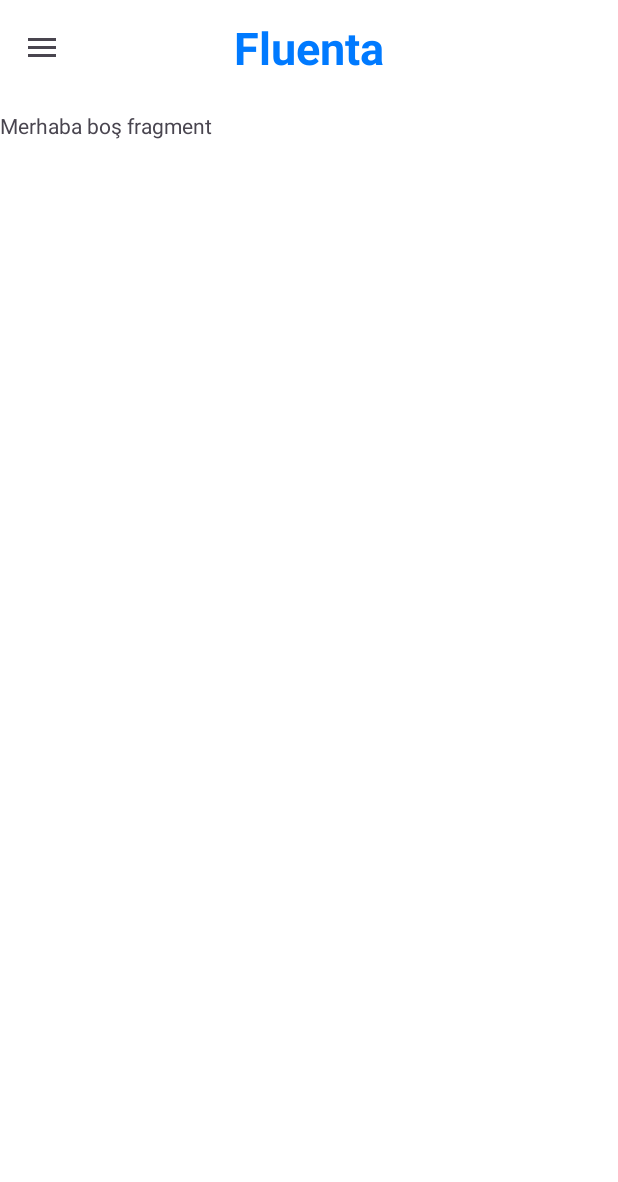
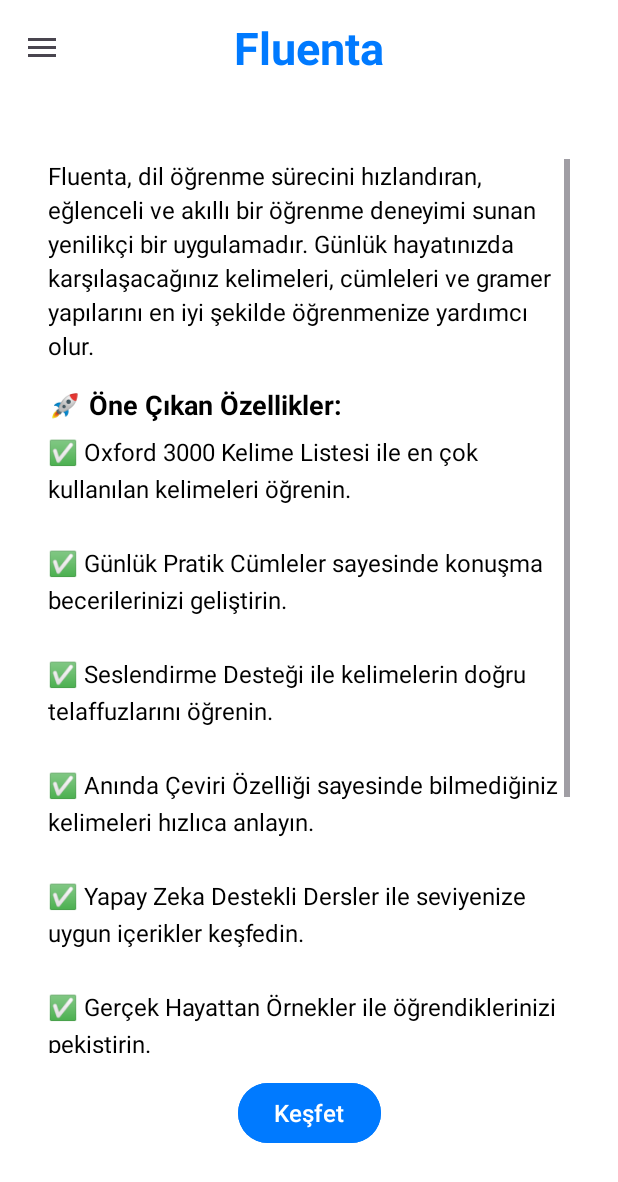
Before and after one commit to emrullahakturk/Fluenta, an Android app: the AboutUsFragment screen opened through its navigation route, on a phone screen of 412 x 824 dp. Shown: the top 1182 px of the screen. Run offline under Robolectric (Android 15) with nearby library versions, the phone set to English and light mode, and no system bars; our stand-ins replace Dagger/Hilt's generated code, Firebase (no records; nobody signed in at launch, a user with empty details on screens opened directly), navigation-ui.

Commit message:
Update: AboutUsFragment updated. Content imported

```diff
--- a/app/src/main/java/com/yargisoft/fluenta/views/fragments/main/AboutUsFragment.kt
+++ b/app/src/main/java/com/yargisoft/fluenta/views/fragments/main/AboutUsFragment.kt
@@ -1,60 +1,36 @@
 package com.yargisoft.fluenta.views.fragments.main
 
 import android.os.Bundle
-import androidx.fragment.app.Fragment
 import android.view.LayoutInflater
 import android.view.View
 import android.view.ViewGroup
+import androidx.fragment.app.Fragment
+import androidx.navigation.fragment.findNavController
 import com.yargisoft.fluenta.R
+import com.yargisoft.fluenta.databinding.FragmentAboutUsBinding
+import dagger.hilt.android.AndroidEntryPoint
 
-// TODO: Rename parameter arguments, choose names that match
-// the fragment initialization parameters, e.g. ARG_ITEM_NUMBER
-private const val ARG_PARAM1 = "param1"
-private const val ARG_PARAM2 = "param2"
+@AndroidEntryPoint
+class AboutUsFragment : Fragment() {
 
-/**
- * A simple [Fragment] subclass.
- * Use the [AboutUsFragment.newInstance] factory method to
- * create an instance of this fragment.
- */
-class AboutUsFragment : Fragment() {
-    // TODO: Rename and change types of parameters
-    private var param1: String? = null
-    private var param2: String? = null
-
-    override fun onCreate(savedInstanceState: Bundle?) {
-        super.onCreate(savedInstanceState)
-        arguments?.let {
-            param1 = it.getString(ARG_PARAM1)
-            param2 = it.getString(ARG_PARAM2)
-        }
-    }
+    private var _binding: FragmentAboutUsBinding? = null
+    private val binding get() = _binding!!
 
     override fun onCreateView(
         inflater: LayoutInflater, container: ViewGroup?,
         savedInstanceState: Bundle?
-    ): View? {
-        // Inflate the layout for this fragment
-        return inflater.inflate(R.layout.fragment_about_us, container, false)
+    ): View {
+        _binding = FragmentAboutUsBinding.inflate(inflater, container, false)
+
+
+        binding.btnExplore.setOnClickListener {
+            findNavController().navigate(R.id.about_us_to_main)
+        }
+        return binding.root
     }
 
-    companion object {
-        /**
-         * Use this factory method to create a new instance of
-         * this fragment using the provided parameters.
-         *
-         * @param param1 Parameter 1.
-         * @param param2 Parameter 2.
-         * @return A new instance of fragment AboutUsFragment.
-         */
-        // TODO: Rename and change types and number of parameters
-        @JvmStatic
-        fun newInstance(param1: String, param2: String) =
-            AboutUsFragment().apply {
-                arguments = Bundle().apply {
-                    putString(ARG_PARAM1, param1)
-                    putString(ARG_PARAM2, param2)
-                }
-            }
+    override fun onDestroyView() {
+        super.onDestroyView()
+        _binding = null
     }
 }
--- a/app/src/main/java/com/yargisoft/fluenta/views/fragments/main/MainPageFragment.kt
+++ b/app/src/main/java/com/yargisoft/fluenta/views/fragments/main/MainPageFragment.kt
@@ -22,18 +22,18 @@
 
 
     private val navigationActions: Map<String, Int> = mapOf(
-        "main_to_about_us" to R.id.aboutUsFragment,
-        "main_to_ai_tutor" to R.id.aiTutorFragment,
-        "main_to_favorites" to R.id.favoritesFragment,
-        "main_to_feedback" to R.id.feedbackFragment,
-        "main_to_listen_and_learn" to R.id.listenAndLearnFragment,
-        "main_to_most_common_phrases" to R.id.mostCommonPhrasesFragment,
-        "main_to_most_common_words" to R.id.mostCommonWordsFragment,
-        "main_to_my_account" to R.id.myAccountFragment,
-        "main_to_oxford" to R.id.oxfordWordsFragment,
-        "main_to_settings" to R.id.settingsFragment,
-        "main_to_translator" to R.id.translatorFragment,
-        "main_to_upgrade_pro" to R.id.upgradeProFragment
+        "main_to_about_us" to R.id.main_to_about_us,
+        "main_to_ai_tutor" to R.id.main_to_ai_tutor,
+        "main_to_favorites" to R.id.main_to_favorites,
+        "main_to_feedback" to R.id.main_to_feedback,
+        "main_to_listen_and_learn" to R.id.main_to_listen_and_learn,
+        "main_to_most_common_phrases" to R.id.main_to_most_common_phrases,
+        "main_to_most_common_words" to R.id.main_to_most_common_words,
+        "main_to_my_account" to R.id.main_to_my_account,
+        "main_to_oxford" to R.id.main_to_oxford,
+        "main_to_settings" to R.id.main_to_settings,
+        "main_to_translator" to R.id.main_to_translator,
+        "main_to_upgrade_pro" to R.id.main_to_upgrade_pro
     )
 
 
--- a/app/src/main/res/layout/fragment_about_us.xml
+++ b/app/src/main/res/layout/fragment_about_us.xml
@@ -1,14 +1,76 @@
-<?xml version="1.0" encoding="utf-8"?>
-<FrameLayout xmlns:android="http://schemas.android.com/apk/res/android"
-    xmlns:tools="http://schemas.android.com/tools"
+<androidx.constraintlayout.widget.ConstraintLayout
+    xmlns:android="http://schemas.android.com/apk/res/android"
+    xmlns:app="http://schemas.android.com/apk/res-auto"
     android:layout_width="match_parent"
     android:layout_height="match_parent"
-    tools:context=".views.fragments.main.AboutUsFragment">
+    android:background="@color/white"
+    android:padding="16dp">
 
-    <!-- TODO: Update blank fragment layout -->
-    <TextView
-        android:layout_width="match_parent"
-        android:layout_height="match_parent"
-        android:text="@string/hello_blank_fragment" />
+    <!-- Başlık -->
 
-</FrameLayout>
+    <!-- Açıklamalar için ScrollView -->
+    <ScrollView
+        android:id="@+id/scrollView"
+        android:layout_width="0dp"
+        android:layout_height="0dp"
+        android:padding="16dp"
+        app:layout_constraintBottom_toTopOf="@id/btnExplore"
+        app:layout_constraintEnd_toEndOf="parent"
+        app:layout_constraintStart_toStartOf="parent"
+        app:layout_constraintTop_toTopOf="parent">
+
+        <LinearLayout
+            android:layout_width="match_parent"
+            android:layout_height="wrap_content"
+            android:orientation="vertical">
+
+            <!-- Genel Açıklama -->
+            <TextView
+                android:id="@+id/tvDescription"
+                android:layout_width="match_parent"
+                android:layout_height="wrap_content"
+                android:lineSpacingExtra="4dp"
+                android:paddingBottom="16dp"
+                android:text="@string/about_us_text"
+                android:textColor="@color/black"
+                android:textSize="16sp" />
+
+            <!-- Öne Çıkan Özellikler -->
+            <TextView
+                android:layout_width="match_parent"
+                android:layout_height="wrap_content"
+                android:paddingBottom="8dp"
+                android:text="@string/one_cikan_ozellikler"
+                android:textColor="@color/black"
+                android:textSize="18sp"
+                android:textStyle="bold" />
+
+            <TextView
+                android:layout_width="match_parent"
+                android:layout_height="wrap_content"
+                android:lineSpacingExtra="6dp"
+                android:paddingBottom="16dp"
+                android:text="@string/list_of_about_us"
+                android:textColor="@color/black"
+                android:textSize="16sp" />
+
+
+        </LinearLayout>
+    </ScrollView>
+
+    <!-- Keşfet Butonu -->
+    <Button
+        android:id="@+id/btnExplore"
+        android:layout_width="wrap_content"
+        android:layout_height="wrap_content"
+        android:text="@string/explore"
+        android:backgroundTint="@color/app_blue"
+        android:textColor="@color/white"
+        android:paddingHorizontal="24dp"
+        android:paddingVertical="8dp"
+        android:textSize="16sp"
+        app:layout_constraintBottom_toBottomOf="parent"
+        app:layout_constraintStart_toStartOf="parent"
+        app:layout_constraintEnd_toEndOf="parent"
+        android:layout_marginBottom="32dp"/>
+</androidx.constraintlayout.widget.ConstraintLayout>
--- a/app/src/main/res/navigation/main_nav.xml
+++ b/app/src/main/res/navigation/main_nav.xml
@@ -8,7 +8,11 @@
         android:id="@+id/aboutUsFragment"
         android:name="com.yargisoft.fluenta.views.fragments.main.AboutUsFragment"
         android:label="fragment_about_us"
-        tools:layout="@layout/fragment_about_us" />
+        tools:layout="@layout/fragment_about_us" >
+        <action
+            android:id="@+id/about_us_to_main"
+            app:destination="@id/mainPageFragment" />
+    </fragment>
     <fragment
         android:id="@+id/aiTutorFragment"
         android:name="com.yargisoft.fluenta.views.fragments.main.AiTutorFragment"
--- a/app/src/main/res/values/strings.xml
+++ b/app/src/main/res/values/strings.xml
@@ -63,4 +63,8 @@
     <string name="cevrilecek_metni_girin">Çevrilecek metni girin</string>
     <string name="Cevir">Çevir</string>
     <string name="ceviri_sonucu">Çeviri Sonucu</string>
+    <string name="about_us_text">Fluenta, dil öğrenme sürecini hızlandıran, eğlenceli ve akıllı bir öğrenme deneyimi sunan yenilikçi bir uygulamadır. Günlük hayatınızda karşılaşacağınız kelimeleri, cümleleri ve gramer yapılarını en iyi şekilde öğrenmenize yardımcı olur.</string>
+    <string name="one_cikan_ozellikler">🚀 Öne Çıkan Özellikler:</string>
+    <string name="list_of_about_us">✅ Oxford 3000 Kelime Listesi ile en çok kullanılan kelimeleri öğrenin.\n\n✅ Günlük Pratik Cümleler sayesinde konuşma becerilerinizi geliştirin.\n\n✅ Seslendirme Desteği ile kelimelerin doğru telaffuzlarını öğrenin.\n\n✅ Anında Çeviri Özelliği sayesinde bilmediğiniz kelimeleri hızlıca anlayın.\n\n✅ Yapay Zeka Destekli Dersler ile seviyenize uygun içerikler keşfedin.\n\n✅ Gerçek Hayattan Örnekler ile öğrendiklerinizi pekiştirin.\n\n✅ Motivasyon Mesajları ile dil öğrenme sürecinizde ilham alın.\n\n📖 Fluenta, başlangıç seviyesinden ileri düzeye kadar herkes için mükemmel bir dil öğrenme deneyimi sunar.\n\nHemen keşfetmeye başlayın ve dil becerilerinizi geliştirin! 🚀</string>
+    <string name="explore">Keşfet</string>
 </resources>
```
